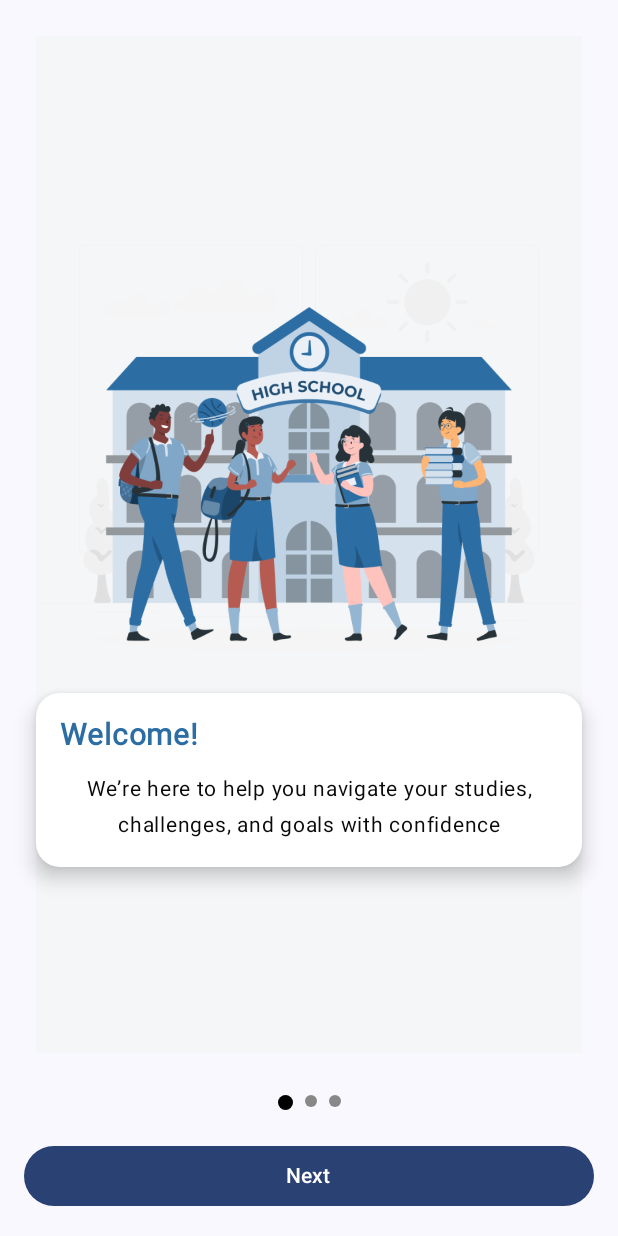
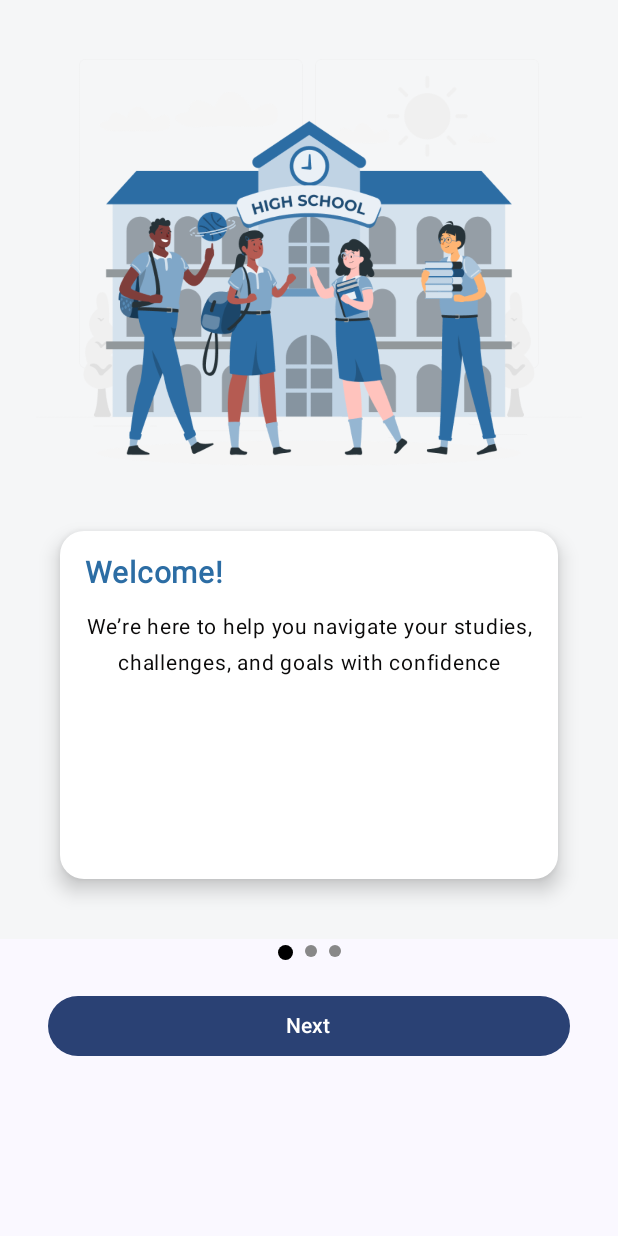
Before and after one commit to RehabSapour/Mentorlly, an Android app built with Jetpack Compose: the onboarding screen opened through its navigation route, on a phone screen of 412 x 824 dp. Run offline under Robolectric (Android 15) with nearby library versions, the phone set to English and light mode, and no system bars.

Commit message:
handel onboarding

```diff
--- a/app/src/main/java/com/example/mentorly/Design/onboarding/OnBoardingPage.kt
+++ b/app/src/main/java/com/example/mentorly/Design/onboarding/OnBoardingPage.kt
@@ -39,8 +39,9 @@ fun OnBoardingPageUI(page: OnBoardingPageModel){
     Column (
         modifier = Modifier
         .fillMaxSize()
+            .background(onBoardingBack)
         .padding(24.dp)
-            .background(onBoardingBack),
+            ,
         horizontalAlignment = Alignment.CenterHorizontally,
         verticalArrangement = Arrangement.Center
         ) {
@@ -54,7 +55,8 @@ fun OnBoardingPageUI(page: OnBoardingPageModel){
             Spacer(modifier = Modifier.height(24.dp))
 
         Card(
-            modifier = Modifier.fillMaxWidth(),
+            modifier = Modifier.fillMaxWidth()
+                .padding(16.dp).height(334.dp).width(343.dp),
             shape= RoundedCornerShape(16.dp),
             colors= CardDefaults.cardColors(
                 containerColor = onBoardingCardBack
@@ -69,6 +71,7 @@ fun OnBoardingPageUI(page: OnBoardingPageModel){
                 Text(
                     text = stringResource( page.title),
                     fontSize = 20.sp,
+                    textAlign = TextAlign.Center,
                     fontWeight = FontWeight.SemiBold,
                     color=onBoardingTittleText,
                     fontFamily = FontFamily(
--- a/app/src/main/java/com/example/mentorly/Design/onboarding/PagerIndicator.kt
+++ b/app/src/main/java/com/example/mentorly/Design/onboarding/PagerIndicator.kt
@@ -52,7 +52,9 @@ fun BottomSection(
     pagerState: PagerState,
     onFinish: () -> Unit
 ) {
-    Column {
+    Column(
+        modifier = Modifier.padding(bottom = 100.dp, end = 16.dp, start = 16.dp)
+    ) {
 
         PagerIndicator(pagerState)
 
```
